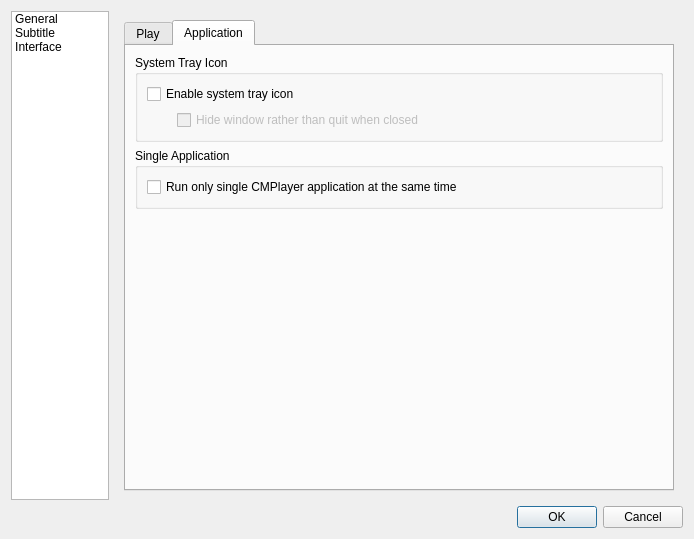
First picture: the form in src/cmplayer/ui/pref_dialog.ui, repository bylee20/cmplayer-kldp.net, before the edit.
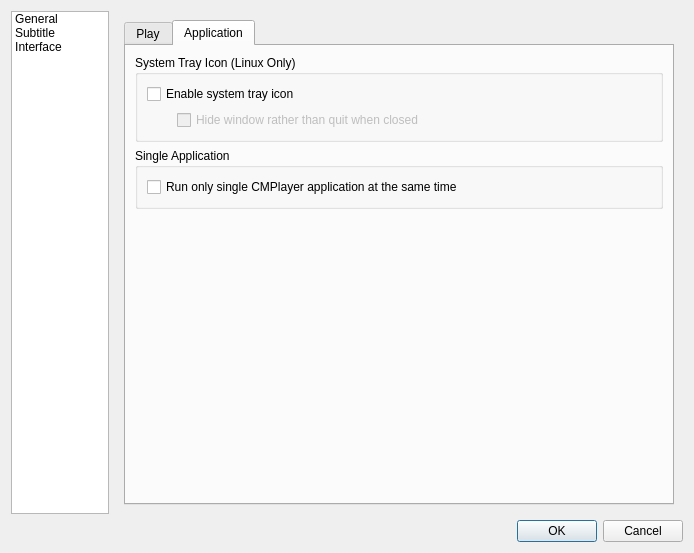
Second picture: the form after the edit. The open tabs and pages were chosen to show the change. Icons and pictures are not drawn. Custom widgets are drawn as their Qt base class.

Commit message: OS X에서 시스템 트레이 관련 코드 제거

```diff
--- a/src/cmplayer/ui/pref_dialog.ui
+++ b/src/cmplayer/ui/pref_dialog.ui
@@ -7,7 +7,7 @@
     <x>0</x>
     <y>0</y>
     <width>694</width>
-    <height>539</height>
+    <height>553</height>
    </rect>
   </property>
   <property name="windowTitle">
@@ -320,7 +320,7 @@
              <item>
               <widget class="QGroupBox" name="groupBox">
                <property name="title">
-                <string>System Tray Icon</string>
+                <string>System Tray Icon (Linux Only)</string>
                </property>
                <layout class="QVBoxLayout" name="verticalLayout_23">
                 <item>
```
The commit also changes 1 other file.
